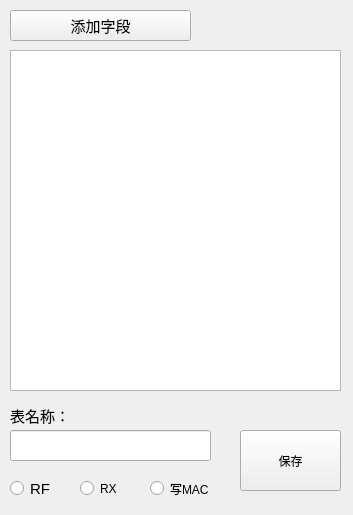
First picture: the form in createwidget.ui, repository dnvycumt/machinemgr, before the edit.
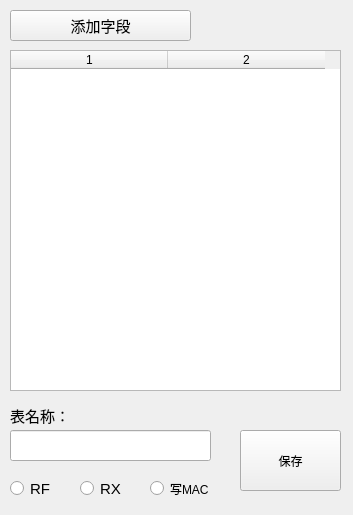
Second picture: the form after the edit.

```diff
--- a/createwidget.ui
+++ b/createwidget.ui
@@ -40,6 +40,17 @@
      <height>341</height>
     </rect>
    </property>
+   <property name="columnCount">
+    <number>2</number>
+   </property>
+   <attribute name="horizontalHeaderDefaultSectionSize">
+    <number>157</number>
+   </attribute>
+   <attribute name="verticalHeaderVisible">
+    <bool>true</bool>
+   </attribute>
+   <column/>
+   <column/>
   </widget>
   <widget class="QRadioButton" name="m_radio_rf">
    <property name="geometry">
@@ -109,6 +120,11 @@
      <height>17</height>
     </rect>
    </property>
+   <property name="font">
+    <font>
+     <pointsize>11</pointsize>
+    </font>
+   </property>
    <property name="text">
     <string>RX</string>
    </property>
```
